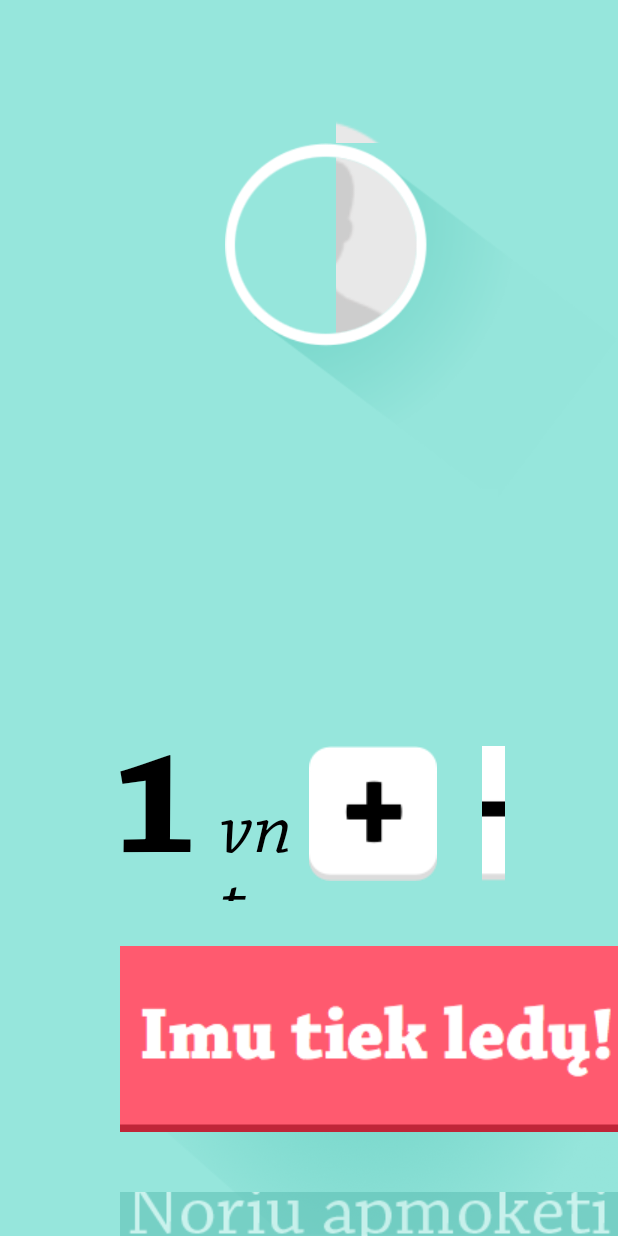
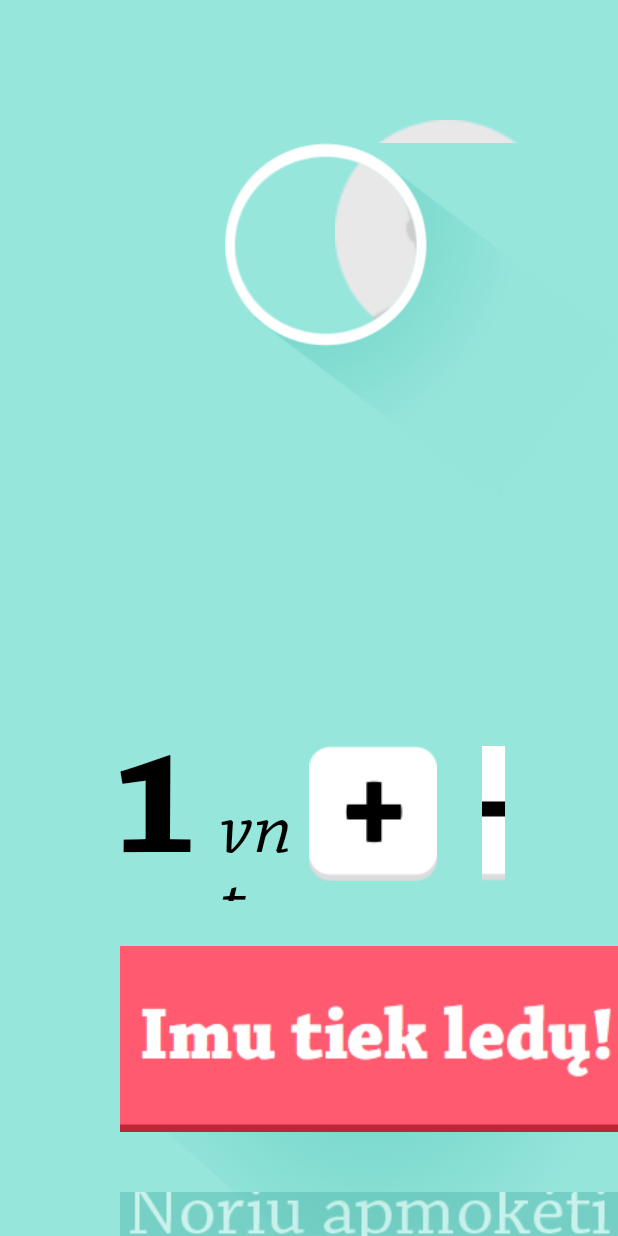
Before and after one commit to NFQ-Makers/IceKiosk, an Android app: the UserActivity screen opened directly, with no data from a screen before it, on a phone screen of 412 x 824 dp. Run offline under Robolectric (Android 15) with nearby library versions, the phone set to English and light mode, and no system bars; libraries missing offline, so code that uses them is left out: com.google.android.gms; 2 statements that could not run were skipped.

Commit message:
Updated user image handling, removed custom ssl stuff

```diff
--- a/app/src/main/res/layout/activity_user.xml
+++ b/app/src/main/res/layout/activity_user.xml
@@ -19,25 +19,19 @@
             android:layout_height="match_parent">
 
             <ImageView
+                android:id="@+id/imageUser"
                 android:layout_width="150sp"
                 android:layout_height="150sp"
-                android:id="@+id/imageUser"
-                android:src="@drawable/user"
+                android:layout_alignParentEnd="false"
+                android:layout_alignParentStart="false"
+                android:layout_alignWithParentIfMissing="false"
+                android:layout_centerHorizontal="false"
+                android:layout_centerInParent="false"
+                android:layout_marginLeft="223sp"
                 android:layout_marginTop="10dp"
-                android:layout_gravity="center_horizontal"
-                android:layout_alignParentEnd="true"
-                android:layout_alignParentStart="true" />
-
-            <ImageView
-                android:layout_width="150sp"
-                android:layout_height="150sp"
-                android:id="@+id/imageFiller"
-                android:src="@color/background"
-                android:layout_marginTop="10dp"
-                android:layout_marginLeft="74sp"
-                android:layout_gravity="start"
-                android:layout_alignParentEnd="false"
-                android:layout_alignParentStart="false" />
+                android:adjustViewBounds="false"
+                android:scaleType="centerCrop"
+                android:src="@drawable/user" />
 
             <ImageView
                 android:layout_width="wrap_content"
```
Also changed, not shown: app/src/main/AndroidManifest.xml (+11 -3 lines), app/src/main/java/com/nfq/hh/icekiosk/app/FileCache.java (+1 -10 lines), app/src/main/java/com/nfq/hh/icekiosk/app/NfqHttpClient.java (deleted, +0 -49 lines), app/src/main/java/com/nfq/hh/icekiosk/app/UserActivity.java (+22 -28 lines), 1 other file.
